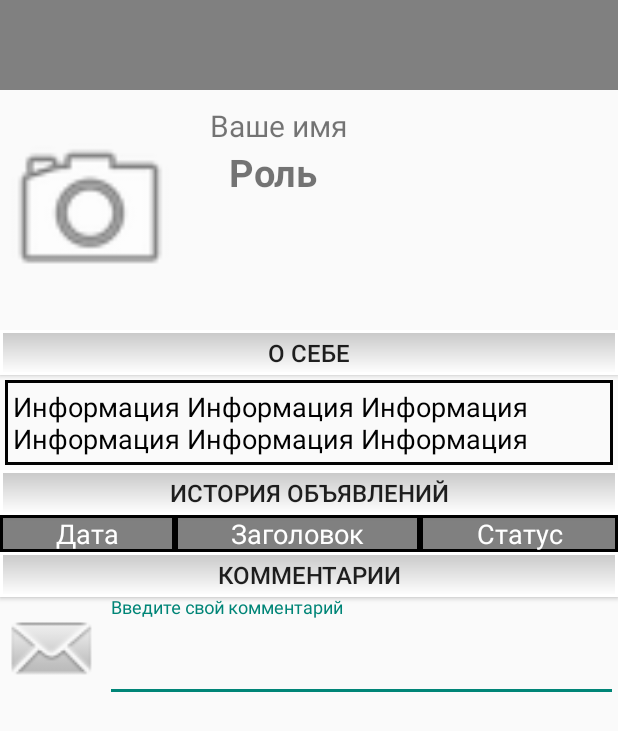
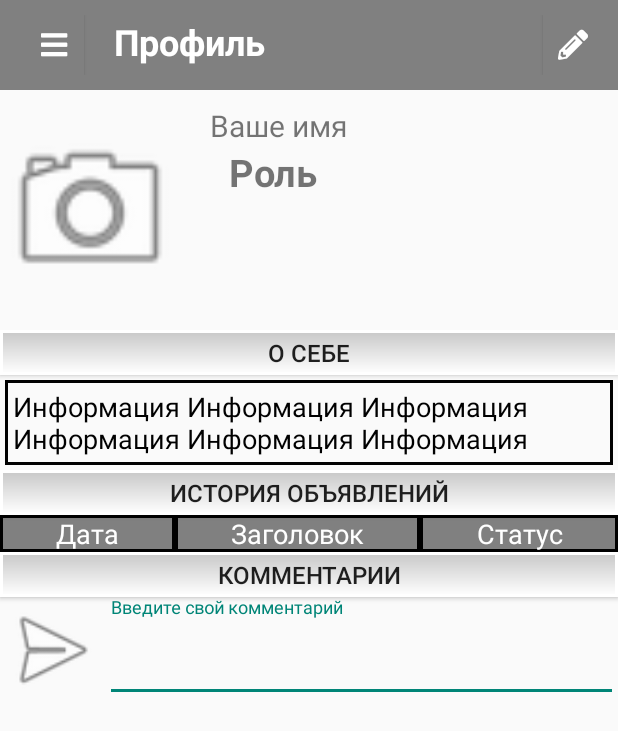
Before and after one commit to ARassad/POAS_Witcher, an Android app: the ProfileActivity screen opened directly, with no data from a screen before it, on a phone screen of 412 x 824 dp. Shown: the top 731 px of the screen. Run offline under Robolectric (Android 15) with nearby library versions, the phone set to English and light mode, and no system bars.

Commit message:
Отредактировано окно профиля Сделан тулбар с кнопками меню и редактирования

```diff
--- a/Client/app/src/main/java/ServerExchange/ServerRequests/GetAdvertRequest.java
+++ b/Client/app/src/main/java/ServerExchange/ServerRequests/GetAdvertRequest.java
@@ -31,7 +31,7 @@ public class GetAdvertRequest extends TokenServerRequest<Advert> {
     @Override
     protected Class<? extends JsonServerAnswer> getJsonAnswerClass() {
 
-        return JsonServerAnswer.class;
+        return AdvertJsonServerAnswer.class;
     }
 
 
--- a/Client/app/src/main/java/prin366_2018/client/ProfileActivity.java
+++ b/Client/app/src/main/java/prin366_2018/client/ProfileActivity.java
@@ -1,9 +1,11 @@
 package prin366_2018.client;
 
+import android.graphics.Typeface;
 import android.os.Bundle;
 import android.support.v7.app.AppCompatActivity;
 import android.view.View;
 import android.widget.Button;
+import android.widget.ImageButton;
 import android.widget.TableLayout;
 import android.widget.TextView;
 
@@ -22,6 +24,16 @@ public class ProfileActivity extends AppCompatActivity {
         setButton((Button)findViewById(R.id.button_about), (TextView)findViewById(R.id.text_about));
         setButton((Button)findViewById(R.id.button_advert_story), (TableLayout)findViewById(R.id.table_advert_story));
         setButton((Button)findViewById(R.id.button_advert_story), (TableLayout)findViewById(R.id.table_advert_story));
+
+        Typeface typeface = Typeface.createFromAsset(getAssets(), "fonts/fa-solid-900.ttf");
+
+        Button buttonMenu = (Button)findViewById(R.id.button_menu);
+        buttonMenu.setTypeface(typeface);
+        buttonMenu.setText("\uf0c9");
+
+        Button buttonEdit = (Button)findViewById(R.id.button_edit);
+        buttonEdit.setTypeface(typeface);
+        buttonEdit.setText("\uf303");
     }
 
     private void setButton(Button button, final View v) {
--- a/Client/app/src/main/res/layout/activity_login.xml
+++ b/Client/app/src/main/res/layout/activity_login.xml
@@ -12,7 +12,17 @@
         android:id="@+id/toolbar"
         android:layout_width="match_parent"
         android:layout_height="@dimen/height_toolbar"
-        android:background="#808080" />
+        android:background="@color/colorMain">
+
+        <TextView
+            android:layout_width="wrap_content"
+            android:layout_height="wrap_content"
+            android:text="@string/auth_name"
+            android:textSize="20dp"
+            android:textStyle="bold"
+
+            android:textColor="@color/colorHeader"/>
+    </android.support.v7.widget.Toolbar>
 
     <LinearLayout
         android:layout_width="match_parent"
--- a/Client/app/src/main/res/layout/activity_profile.xml
+++ b/Client/app/src/main/res/layout/activity_profile.xml
@@ -12,7 +12,58 @@
         android:id="@+id/toolbar"
         android:layout_width="match_parent"
         android:layout_height="@dimen/height_toolbar"
-        android:background="#808080" />
+        android:background="@color/colorMain">
+
+        <LinearLayout
+            android:layout_width="wrap_content"
+            android:layout_height="match_parent"
+            android:layout_marginBottom="10dp"
+            android:layout_marginTop="10dp"
+            android:layout_marginRight="10dp"
+            android:layout_marginEnd="10dp">
+
+            <Button
+                android:id="@+id/button_menu"
+                android:layout_width="40dp"
+                android:layout_height="40dp"
+                android:background="@color/colorMain"
+                android:textSize="20sp"
+                android:textColor="@color/colorHeader"
+                android:contentDescription="@string/menu" />
+
+            <TextView
+                android:layout_width="wrap_content"
+                android:layout_height="wrap_content"
+                android:text="@string/profile_name"
+                android:textSize="24sp"
+                android:textStyle="bold"
+                android:layout_marginStart="20dp"
+                android:layout_marginLeft="20dp"
+                android:textColor="@color/colorHeader"/>
+        </LinearLayout>
+
+        <LinearLayout
+            android:layout_width="match_parent"
+            android:layout_height="match_parent"
+            android:layout_marginBottom="10dp"
+            android:layout_marginTop="10dp"
+            android:layout_marginRight="10dp"
+            android:layout_marginEnd="10dp"
+            android:gravity="end">
+
+            <Button
+                android:id="@+id/button_edit"
+                android:layout_width="40dp"
+                android:layout_height="40dp"
+                android:background="@color/colorMain"
+                android:textSize="20sp"
+                android:textColor="@color/colorHeader"
+                android:contentDescription="@string/edit" />
+
+        </LinearLayout>
+
+    </android.support.v7.widget.Toolbar>
+
 
     <ProgressBar
         style="?android:attr/progressBarStyleLarge"
@@ -199,7 +250,7 @@
                         android:layout_width="70dp"
                         android:layout_height="70dp"
                         android:layout_gravity="center"
-                        android:background="@android:drawable/sym_action_email"
+                        android:background="@android:drawable/ic_menu_send"
                         android:contentDescription="@string/send_comment" />
 
                     <android.support.design.widget.TextInputLayout
--- a/Client/app/src/main/res/values/colors.xml
+++ b/Client/app/src/main/res/values/colors.xml
@@ -3,4 +3,6 @@
     <color name="colorPrimary">#3F51B5</color>
     <color name="colorPrimaryDark">#303F9F</color>
     <color name="colorAccent">#FF4081</color>
+    <color name="colorHeader">#FFFFFF</color>
+    <color name="colorMain">#808080</color>
 </resources>
--- a/Client/app/src/main/res/values/strings.xml
+++ b/Client/app/src/main/res/values/strings.xml
@@ -2,6 +2,8 @@
     <string name="app_name">iWitcher</string>
     <string name="profile_name">Профиль</string>
     <string name="auth_name">Авторизация</string>
+    <string name="menu">Меню</string>
+    <string name="edit">Редактировать</string>
 
     <!-- Strings related to login -->
     <string name="prompt_email">Email</string>
--- a/Client/app/src/main/res/values/styles.xml
+++ b/Client/app/src/main/res/values/styles.xml
@@ -10,4 +10,5 @@
 
     </style>
 
+
 </resources>
```
Also changed, not shown: Client/app/src/main/assets/fonts/fa-brands-400.ttf (added), Client/app/src/main/assets/fonts/fa-regular-400.ttf (added), Client/app/src/main/assets/fonts/fa-solid-900.ttf (added).
